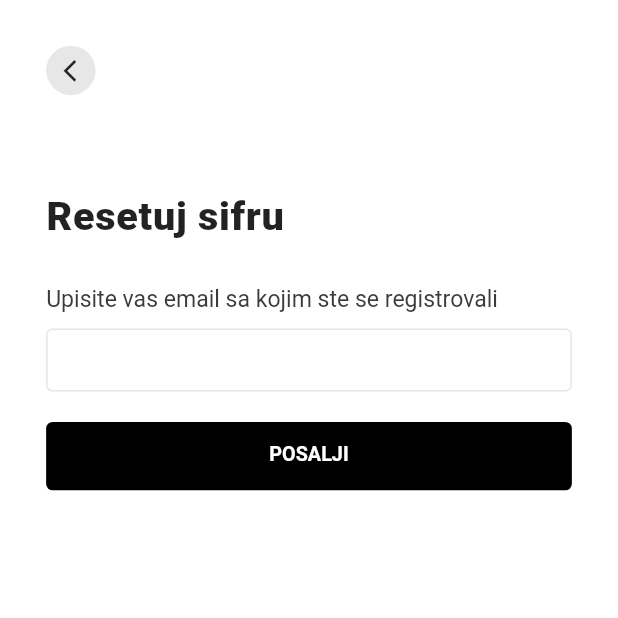
After one commit to bilalhodzic/eTaxi_mobile, a Flutter app: the screen it shows after launch, after a tap on "Zaboravljena sifra?", on a phone screen of 412 x 824 dp, the top half of it. The commit adds this screen. Run offline on Flutter 3.47's test engine with Material 2 defaults, Android fonts, the phone set to English and light mode, and no system bars; missing offline and left inert: dart:ffi, jwt_decode; accounts and stored records are empty.

Commit message:
added forgot password screen

```diff
--- /dev/null
+++ b/etaxi_mobile/lib/screens/forgot_password.dart
@@ -0,0 +1,119 @@
+import 'package:etaxi_mobile/services/auth_services.dart';
+import 'package:etaxi_mobile/utils/sizeConfig.dart';
+import 'package:etaxi_mobile/widgets/app_snack_bar.dart';
+import 'package:etaxi_mobile/widgets/custom_button.dart';
+import 'package:etaxi_mobile/widgets/custom_text_field.dart';
+import 'package:flutter/material.dart';
+
+class ForgotPasswordScreen extends StatefulWidget {
+  const ForgotPasswordScreen({Key? key}) : super(key: key);
+
+  @override
+  _ForgotPasswordScreenState createState() => _ForgotPasswordScreenState();
+}
+
+class _ForgotPasswordScreenState extends State<ForgotPasswordScreen> {
+  TextEditingController emailController = TextEditingController();
+  bool isPressed = false;
+  GlobalKey<FormState> _formKey = GlobalKey<FormState>();
+
+  resetPass() async {
+    FocusScope.of(context).unfocus();
+    if (_formKey.currentState!.validate()) {
+      setState(() {
+        isPressed = true;
+      });
+      final dataToSend = {'email': emailController.text, 'isMobile': true};
+
+      await AuthServices.forgotPassword(dataToSend);
+
+      appSnackBar(
+        context: context,
+        msg: 'Link za ponistavanje sifre je poslan na vas mail',
+        isError: false,
+      );
+      Navigator.of(context).pop();
+    }
+  }
+
+  @override
+  Widget build(BuildContext context) {
+    SizeConfig().init(context);
+    var h = SizeConfig.screenHeight / 812;
+    var b = SizeConfig.screenWidth / 375;
+
+    return Scaffold(
+      backgroundColor: Colors.white,
+      body: SafeArea(
+        child: SingleChildScrollView(
+          padding: EdgeInsets.symmetric(horizontal: b * 28, vertical: h * 30),
+          child: Form(
+            key: _formKey,
+            child: Column(
+              crossAxisAlignment: CrossAxisAlignment.start,
+              children: [
+                InkWell(
+                  highlightColor: Colors.transparent,
+                  splashColor: Colors.transparent,
+                  onTap: () {
+                    Navigator.of(context).pop();
+                  },
+                  child: Container(
+                    padding: EdgeInsets.only(left: b * 7),
+                    width: b * 30,
+                    height: b * 30,
+                    decoration: BoxDecoration(
+                      shape: BoxShape.circle,
+                      color: Color(0xffc4c4c4).withOpacity(0.4),
+                    ),
+                    child: Icon(
+                      Icons.arrow_back_ios,
+                      size: b * 16,
+                    ),
+                  ),
+                ),
+                sh(15),
+                sh(50),
+                Text(
+                  'Resetuj sifru',
+                  style: TextStyle(
+                    fontSize: b * 24,
+                    fontWeight: FontWeight.w900,
+                    letterSpacing: 0.5,
+                  ),
+                ),
+                sh(30),
+                CustomTextField(
+                  label: 'Upisite vas email sa kojim ste se registrovali',
+                  controller: emailController,
+                  suffix: null,
+                  isVisibilty: null,
+                  validator: (value) {
+                    Pattern emailPattern =
+                        r'^(([^<>()[\]\\.,;:\s@\"]+(\.[^<>()[\]\\.,;:\s@\"]+)*)|(\".+\"))@((\[[0-9]{1,3}\.[0-9]{1,3}\.[0-9]{1,3}\.[0-9]{1,3}\])|(([a-zA-Z\-0-9]+\.)+[a-zA-Z]{2,}))$';
+                    RegExp regex = new RegExp(emailPattern.toString());
+                    if (value!.isEmpty) {
+                      return 'Polje ne smije biti prazno';
+                    } else if ((!regex.hasMatch(value.trim()))) {
+                      return 'Email nije validan';
+                    } else
+                      return null;
+                  },
+                ),
+                sh(20),
+                Center(
+                  child: isPressed
+                      ? LoadingButton()
+                      : CustomButton(
+                          label: 'Posalji',
+                          onPressed: resetPass,
+                        ),
+                ),
+              ],
+            ),
+          ),
+        ),
+      ),
+    );
+  }
+}
--- a/etaxi_mobile/lib/screens/login.dart
+++ b/etaxi_mobile/lib/screens/login.dart
@@ -1,4 +1,5 @@
 import 'package:etaxi_mobile/providers/auth_provider.dart';
+import 'package:etaxi_mobile/screens/forgot_password.dart';
 import 'package:etaxi_mobile/screens/register.dart';
 import 'package:etaxi_mobile/services/auth_services.dart';
 import 'package:etaxi_mobile/utils/colors.dart';
@@ -137,6 +138,10 @@ class _LoginScreenState extends State<LoginScreen> {
                   ),
                   sh(20),
                   InkWell(
+                      onTap: () => {
+                            Navigator.of(context).push(MaterialPageRoute(
+                                builder: (_) => const ForgotPasswordScreen()))
+                          },
                       child: Text('Zaboravljena sifra?',
                           style: TextStyle(
                               fontWeight: FontWeight.w700,
```
Also changed, not shown: etaxi_mobile/lib/services/auth_services.dart (+7 -0 lines).
